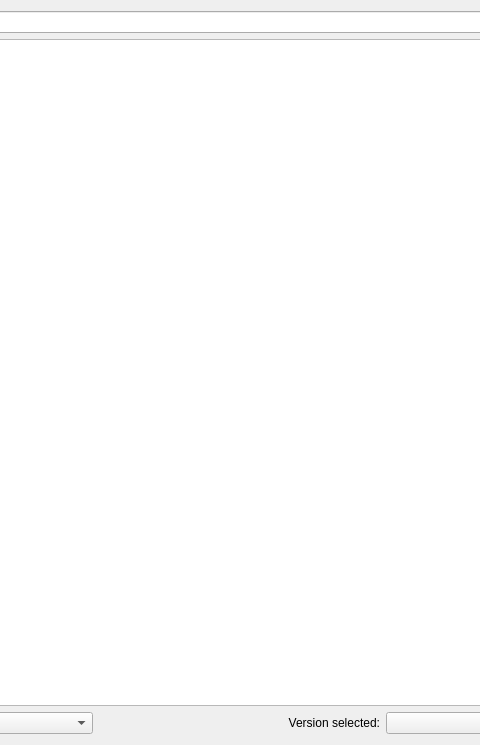
This is application/pages/modplatform/ftb/FtbPage.ui in FreesmTeam/FreesmLauncher as Qt 5 draws it before an edit; both pictures show x 198 to 678 and y 0 to 745 of the 875 by 745 pixel window. The edited form follows.
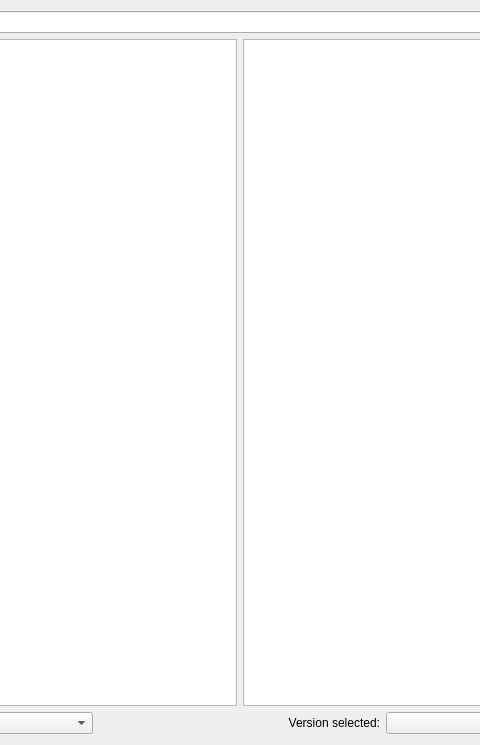
This is the edited form.

Commit message: NOISSUE Show FTB pack descriptions in text browser

Patch:
```diff
--- a/application/pages/modplatform/ftb/FtbPage.ui
+++ b/application/pages/modplatform/ftb/FtbPage.ui
@@ -42,10 +42,9 @@
     </layout>
    </item>
    <item row="1" column="0" colspan="2">
+    <layout class="QGridLayout" name="gridLayout_3">
+     <item row="0" column="0">
     <widget class="QTreeView" name="packView">
-     <property name="alternatingRowColors">
-      <bool>true</bool>
-     </property>
      <property name="iconSize">
       <size>
        <width>48</width>
@@ -54,6 +53,18 @@
      </property>
     </widget>
    </item>
+     <item row="0" column="1">
+      <widget class="QTextBrowser" name="packDescription">
+       <property name="openExternalLinks">
+        <bool>true</bool>
+       </property>
+       <property name="openLinks">
+        <bool>true</bool>
+       </property>
+      </widget>
+     </item>
+    </layout>
+   </item>
   </layout>
  </widget>
  <tabstops>
```
Left out of the diff: 21 changed lines with no effect on the pictures. Lines whose indentation alone changed are shown as unchanged. The commit also changes 1 other file.
